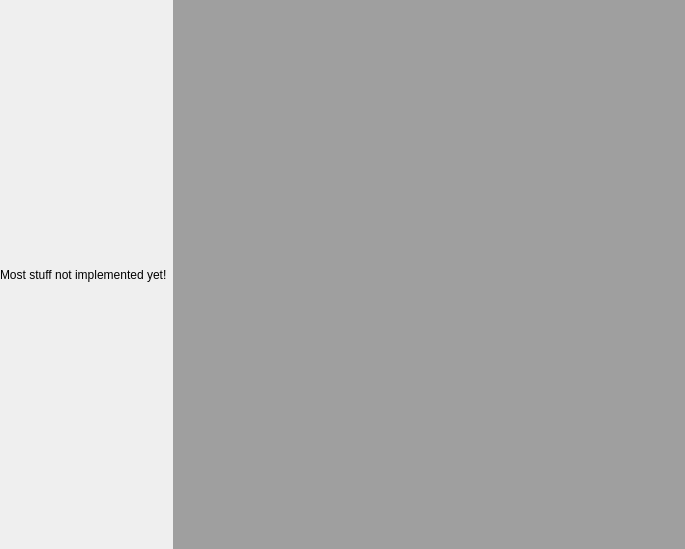
Old version of the form src/gui/configurationtab.ui in the repository disorderedmaterials/dissolve.
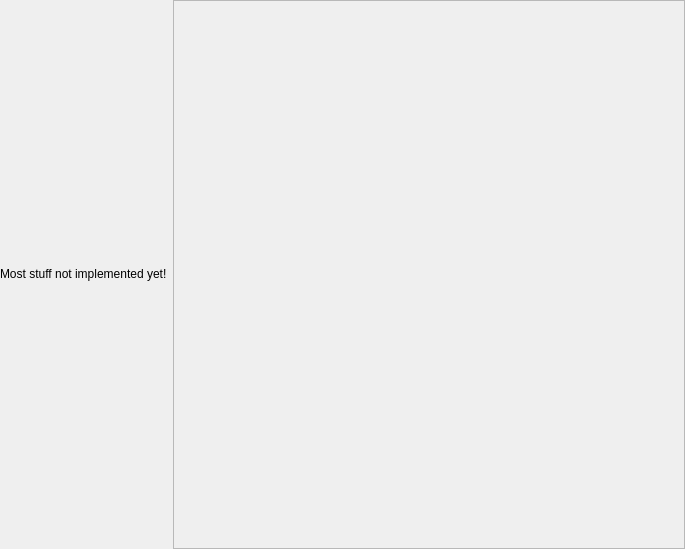
New version of the form.

What changed in the file:
```diff
--- a/src/gui/configurationtab.ui
+++ b/src/gui/configurationtab.ui
@@ -29,7 +29,7 @@
    <item>
     <widget class="QLabel" name="label">
      <property name="sizePolicy">
-      <sizepolicy hsizetype="Expanding" vsizetype="Preferred">
+      <sizepolicy hsizetype="Minimum" vsizetype="Maximum">
        <horstretch>0</horstretch>
        <verstretch>0</verstretch>
       </sizepolicy>
@@ -40,12 +40,32 @@
     </widget>
    </item>
    <item>
-    <widget class="QMdiArea" name="SubWidgetArea">
-     <property name="font">
-      <font>
-       <pointsize>8</pointsize>
-      </font>
+    <widget class="QScrollArea" name="ModuleScroll">
+     <property name="autoFillBackground">
+      <bool>false</bool>
      </property>
+     <property name="widgetResizable">
+      <bool>true</bool>
+     </property>
+     <widget class="QWidget" name="scrollAreaWidgetContents">
+      <property name="geometry">
+       <rect>
+        <x>0</x>
+        <y>0</y>
+        <width>465</width>
+        <height>547</height>
+       </rect>
+      </property>
+      <layout class="QHBoxLayout" name="horizontalLayout_3">
+       <item>
+        <layout class="QHBoxLayout" name="ModuleWidgetLayout">
+         <property name="sizeConstraint">
+          <enum>QLayout::SetDefaultConstraint</enum>
+         </property>
+        </layout>
+       </item>
+      </layout>
+     </widget>
     </widget>
    </item>
   </layout>
```
